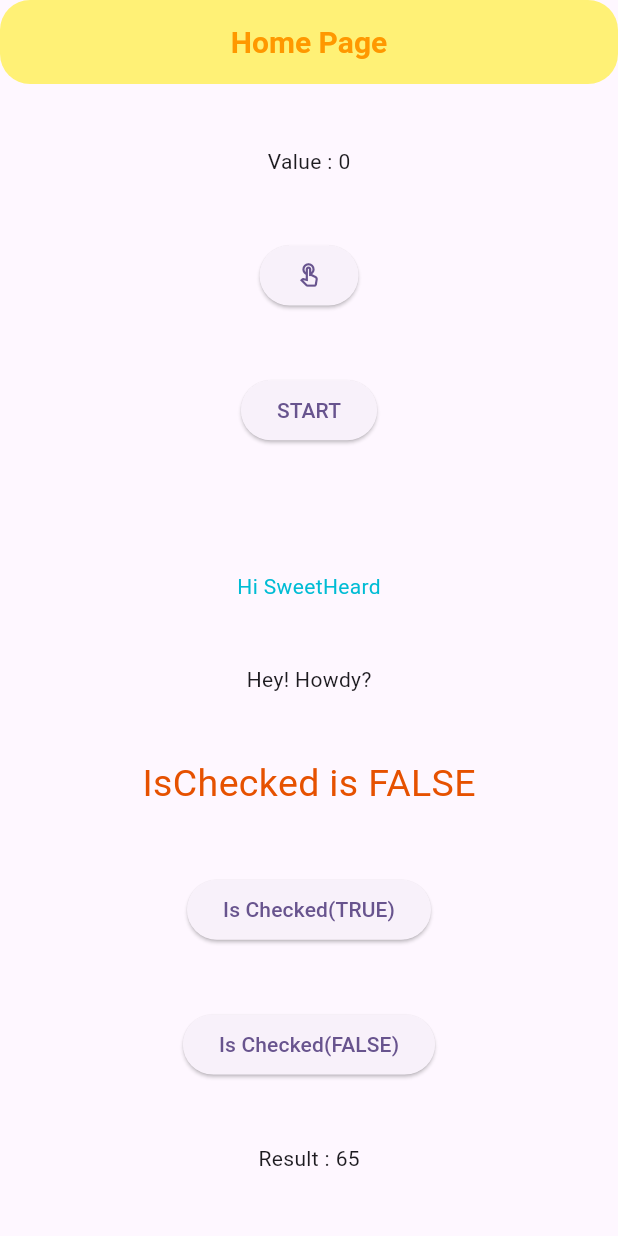
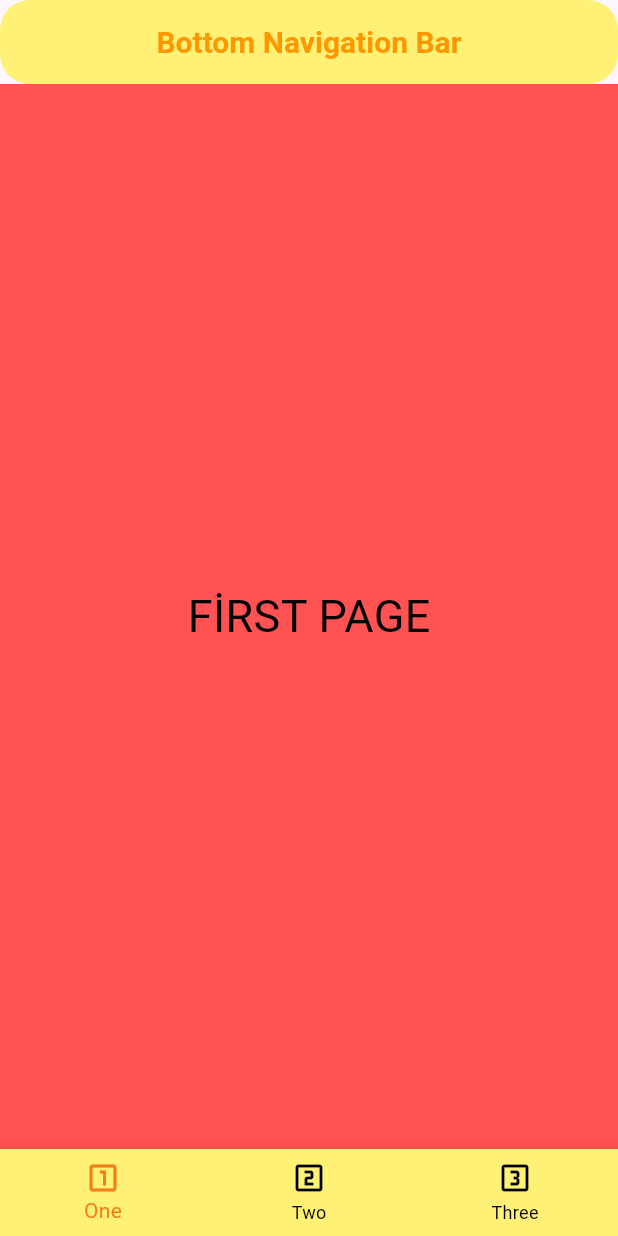
Before and after one commit to MenesInce/flutter_state, a Flutter app: the screen it shows after launch, on a phone screen of 412 x 824 dp. Run offline on Flutter 3.47's test engine with Material 3 defaults, Android fonts, the phone set to English and light mode, and no system bars.

Commit message:
bottom_navigation_bar

```diff
--- /dev/null
+++ b/lib/bottom_navigatiion_bar/bottom_nav_page.dart
@@ -0,0 +1,40 @@
+import 'package:calisma_yapisi/bottom_navigatiion_bar/first_page.dart';
+import 'package:calisma_yapisi/bottom_navigatiion_bar/second_page.dart';
+import 'package:calisma_yapisi/bottom_navigatiion_bar/third_page.dart';
+import 'package:flutter/material.dart';
+
+class BottomNavigationPage extends StatefulWidget {
+  const BottomNavigationPage({super.key});
+
+  @override
+  State<BottomNavigationPage> createState() => _BottomNavigationPageState();
+}
+
+class _BottomNavigationPageState extends State<BottomNavigationPage> {
+  final String titleAppBar = "Bottom Navigation Bar";
+  int selectedIndex = 0;
+  var pages = [const FirstPage(),const SecondPage(),const ThirdPage()];
+  @override
+  Widget build(BuildContext context) {
+    return Scaffold(
+      appBar: AppBar(title: Text(titleAppBar),),
+      body: pages[selectedIndex],
+      bottomNavigationBar: BottomNavigationBar(
+        items: const [
+          BottomNavigationBarItem(icon: Icon(Icons.looks_one_outlined),label: "One"),
+          BottomNavigationBarItem(icon: Icon(Icons.looks_two_outlined),label: "Two"),
+          BottomNavigationBarItem(icon: Icon(Icons.looks_3_outlined),label: "Three"),
+        ],
+        currentIndex: selectedIndex,
+        onTap: (index) {
+          setState(() {
+            selectedIndex = index;
+          });
+        },
+        selectedItemColor: Colors.yellow[900],
+        backgroundColor: Colors.yellow[300],
+        unselectedItemColor: Colors.black,
+      ),
+    );
+  }
+}
--- /dev/null
+++ b/lib/bottom_navigatiion_bar/first_page.dart
@@ -0,0 +1,19 @@
+import 'package:flutter/material.dart';
+
+class FirstPage extends StatefulWidget{
+  const FirstPage({super.key});
+
+  @override
+  State<FirstPage> createState() => _FirstPageState();
+}
+
+class _FirstPageState extends State<FirstPage> {
+  @override
+  Widget build(BuildContext context) {
+    return const Scaffold(
+      body: Center(child: Text("FİRST PAGE",style: TextStyle(color: Colors.black,fontSize: 30)),
+      ),
+      backgroundColor: Colors.redAccent,
+    );
+  }
+}
--- a/lib/main.dart
+++ b/lib/main.dart
@@ -1,5 +1,7 @@
 import 'package:calisma_yapisi/view/home_page.dart';
 import 'package:flutter/material.dart';
+
+import 'bottom_navigatiion_bar/bottom_nav_page.dart';
 
 void main() {
   runApp(const MyApp());
@@ -26,7 +28,7 @@ class MyApp extends StatelessWidget {
         ),
         colorScheme: ColorScheme.fromSeed(seedColor: Colors.deepPurple),
       ),
-      home: const HomePage(),
+      home: const BottomNavigationPage(),
     );
   }
 }
```
Also changed, not shown: lib/bottom_navigatiion_bar/second_page.dart (added, +19 -0 lines), lib/bottom_navigatiion_bar/third_page.dart (added, +19 -0 lines).
